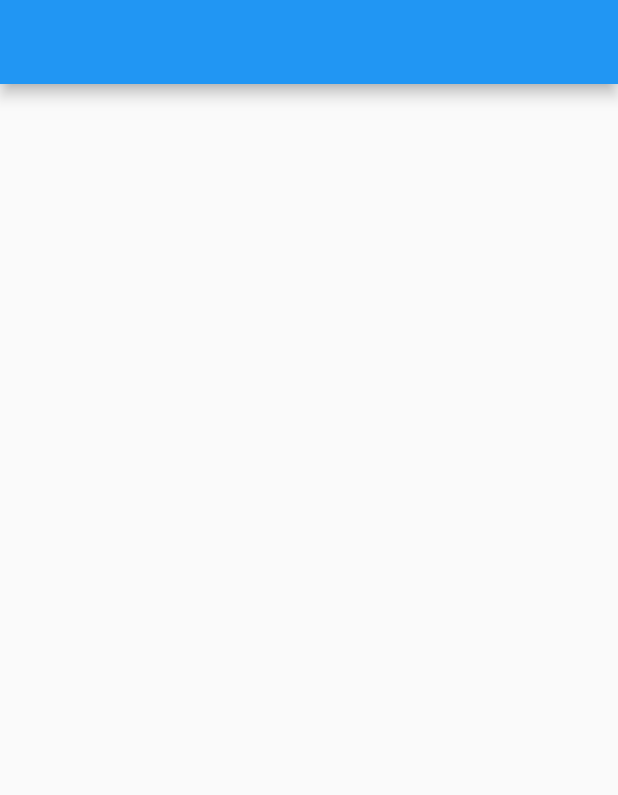
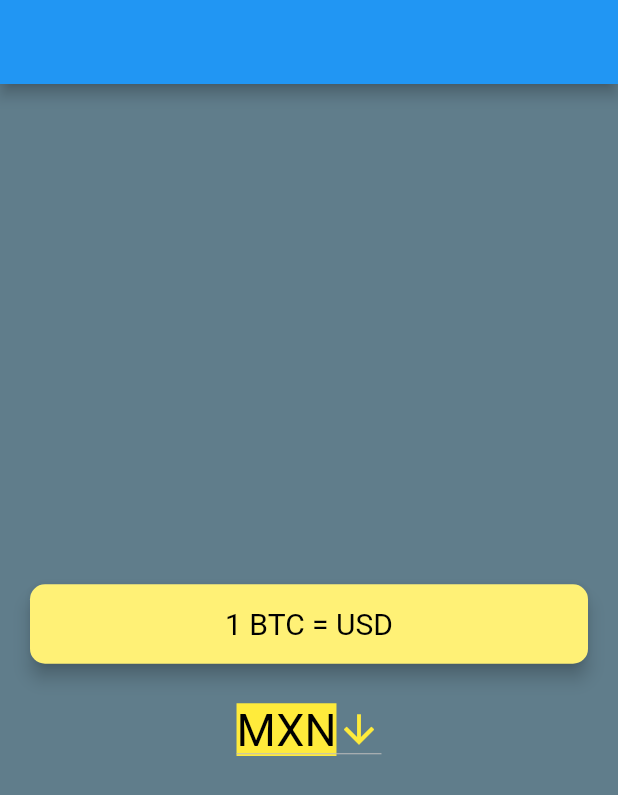
Before and after one commit to Psiale/bitcoinTickerFlutter, a Flutter app: the screen it shows after launch, on a phone screen of 412 x 824 dp. Shown: the top 795 px of the screen. Run offline on Flutter 3.47's test engine with Material 2 defaults, Android fonts, the phone set to English and light mode, and no system bars.

Commit message:
I learned how to build a platformSpecific widget, a dropDown for android an a cupertinoPicker for ios

```diff
--- /dev/null
+++ b/BitcoinTicker/lib/constants.dart
@@ -0,0 +1,11 @@
+import 'package:flutter/material.dart';
+
+double width(percentage, context) => MediaQuery.of(context).size.width;
+double height(percentage, context) => MediaQuery.of(context).size.height;
+const kdropDownItem = TextStyle(
+    backgroundColor: Colors.yellow, color: Colors.black, fontSize: 30.0);
+const kDropDownIconStyle = Icon(
+  Icons.arrow_downward,
+  size: 30.0,
+  color: Colors.yellow,
+);
--- a/BitcoinTicker/lib/main.dart
+++ b/BitcoinTicker/lib/main.dart
@@ -10,6 +10,7 @@ class MyApp extends StatelessWidget {
   @override
   Widget build(BuildContext context) {
     return MaterialApp(
+      debugShowCheckedModeBanner: false,
       home: PriceScreen(),
     );
   }
--- a/BitcoinTicker/lib/price_screen.dart
+++ b/BitcoinTicker/lib/price_screen.dart
@@ -1,4 +1,8 @@
 import 'package:flutter/material.dart';
+import 'coin_data.dart';
+import 'constants.dart';
+import 'dart:io';
+import 'package:flutter/cupertino.dart';
 
 class PriceScreen extends StatefulWidget {
   PriceScreen({Key key}) : super(key: key);
@@ -8,10 +12,75 @@ class PriceScreen extends StatefulWidget {
 }
 
 class _PriceScreenState extends State<PriceScreen> {
+  String dropDownValue = 'MXN';
+  int selectedValue;
+  CoinData coinData = new CoinData();
   @override
   Widget build(BuildContext context) {
     return Scaffold(
+      backgroundColor: Colors.blueGrey,
+      body: Column(
+        mainAxisAlignment: MainAxisAlignment.center,
+        crossAxisAlignment: CrossAxisAlignment.stretch,
+        children: [
+          Padding(
+            padding: const EdgeInsets.all(16.0),
+            child: Card(
+              color: Colors.yellow[300],
+              elevation: 5.0,
+              shape: RoundedRectangleBorder(
+                  borderRadius: BorderRadius.circular(10.0)),
+              child: Padding(
+                child: Center(
+                  child: Text(
+                    "1 BTC = USD",
+                    style: TextStyle(fontSize: 20.0, color: Colors.black),
+                  ),
+                ),
+                padding: EdgeInsets.symmetric(vertical: 15.0),
+              ),
+            ),
+          ),
+          Container(
+            child: (Platform.isAndroid) ? isMaterial() : isCupertino(),
+          )
+        ],
+      ),
       appBar: AppBar(),
     );
   }
+
+  isMaterial() {
+ return  Center(
+   child: DropdownButton<String>(
+      value: dropDownValue,
+      icon: kDropDownIconStyle,
+      elevation: 16,
+      style: kdropDownItem,
+      onChanged: (String newValue) {
+        setState(() {
+          dropDownValue = newValue;
+        });
+      },
+      items: currenciesList.map<DropdownMenuItem<String>>((String value) {
+        return DropdownMenuItem<String>(
+          value: value,
+          child: Text(value),
+        );
+      }).toList(),
+    ),
+ );
 }
+  isCupertino() {
+    return CupertinoPicker(
+              onSelectedItemChanged: (int currentValue) {
+                setState(() {
+                  selectedValue = currentValue;
+                });
+              },
+              diameterRatio: 2.1,
+              itemExtent: 50.0,
+              children: [for (var currency in currenciesList) Text(currency)],
+            );
+  }
+}
```
Also changed, not shown: 1 other file.
